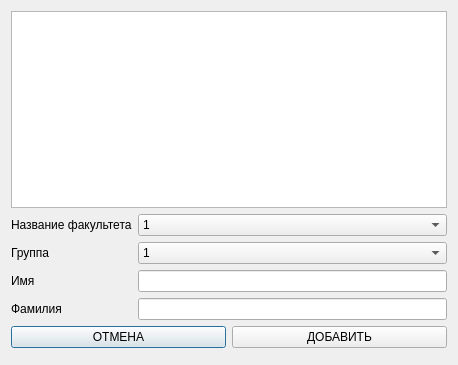
Old version of the form dialog.ui in the repository Frugtoy/bd_qt_lab.
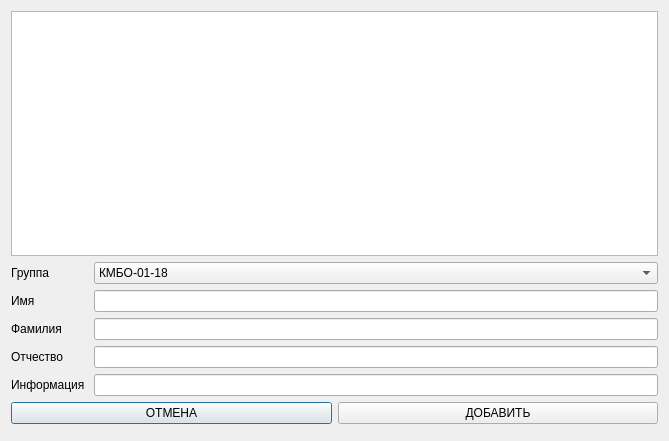
New version of the form.

Commit message: some changes, need to be fixed

Patch:
```diff
--- a/dialog.ui
+++ b/dialog.ui
@@ -6,8 +6,8 @@
    <rect>
     <x>0</x>
     <y>0</y>
-    <width>458</width>
-    <height>365</height>
+    <width>669</width>
+    <height>441</height>
    </rect>
   </property>
   <property name="windowTitle">
@@ -23,78 +23,82 @@
    </item>
    <item>
     <layout class="QFormLayout" name="formLayout">
-     <item row="2" column="0">
-      <widget class="QLabel" name="faculty_">
-       <property name="text">
-        <string>Название факультета</string>
-       </property>
-      </widget>
-     </item>
-     <item row="4" column="0">
+     <item row="3" column="0">
       <widget class="QLabel" name="group_">
        <property name="text">
         <string>Группа</string>
        </property>
       </widget>
      </item>
-     <item row="5" column="0">
+     <item row="3" column="1">
+      <widget class="QComboBox" name="grp">
+       <item>
+        <property name="text">
+         <string>КМБО-01-18</string>
+        </property>
+       </item>
+       <item>
+        <property name="text">
+         <string>КМБО-02-18</string>
+        </property>
+       </item>
+       <item>
+        <property name="text">
+         <string>КМБО-03-18</string>
+        </property>
+       </item>
+       <item>
+        <property name="text">
+         <string>КМБО-04-18</string>
+        </property>
+       </item>
+       <item>
+        <property name="text">
+         <string>КМБО-05-18</string>
+        </property>
+       </item>
+      </widget>
+     </item>
+     <item row="4" column="0">
       <widget class="QLabel" name="name_">
        <property name="text">
         <string>Имя</string>
        </property>
       </widget>
      </item>
-     <item row="5" column="1">
+     <item row="4" column="1">
       <widget class="QLineEdit" name="name"/>
      </item>
-     <item row="6" column="1">
-      <widget class="QLineEdit" name="lastName"/>
-     </item>
-     <item row="6" column="0">
+     <item row="5" column="0">
       <widget class="QLabel" name="lastName_">
        <property name="text">
         <string>Фамилия</string>
        </property>
       </widget>
      </item>
-     <item row="2" column="1">
-      <widget class="QComboBox" name="comboBox">
-       <item>
-        <property name="text">
-         <string>1</string>
-        </property>
-       </item>
-       <item>
-        <property name="text">
-         <string>2</string>
-        </property>
-       </item>
-       <item>
-        <property name="text">
-         <string>3</string>
-        </property>
-       </item>
+     <item row="5" column="1">
+      <widget class="QLineEdit" name="lastName"/>
+     </item>
+     <item row="6" column="0">
+      <widget class="QLabel" name="label">
+       <property name="text">
+        <string>Отчество </string>
+       </property>
       </widget>
      </item>
-     <item row="4" column="1">
-      <widget class="QComboBox" name="comboBox_2">
-       <item>
-        <property name="text">
-         <string>1</string>
-        </property>
-       </item>
-       <item>
-        <property name="text">
-         <string>2</string>
-        </property>
-       </item>
-       <item>
-        <property name="text">
-         <string>3</string>
-        </property>
-       </item>
+     <item row="7" column="0">
+      <widget class="QLabel" name="label_2">
+       <property name="text">
+        <string>Информация </string>
+       </property>
       </widget>
      </item>
+     <item row="6" column="1">
+      <widget class="QLineEdit" name="middleName"/>
+     </item>
+     <item row="7" column="1">
+      <widget class="QLineEdit" name="info"/>
+     </item>
     </layout>
    </item>
    <item>
```
The commit also changes 2 other files.
